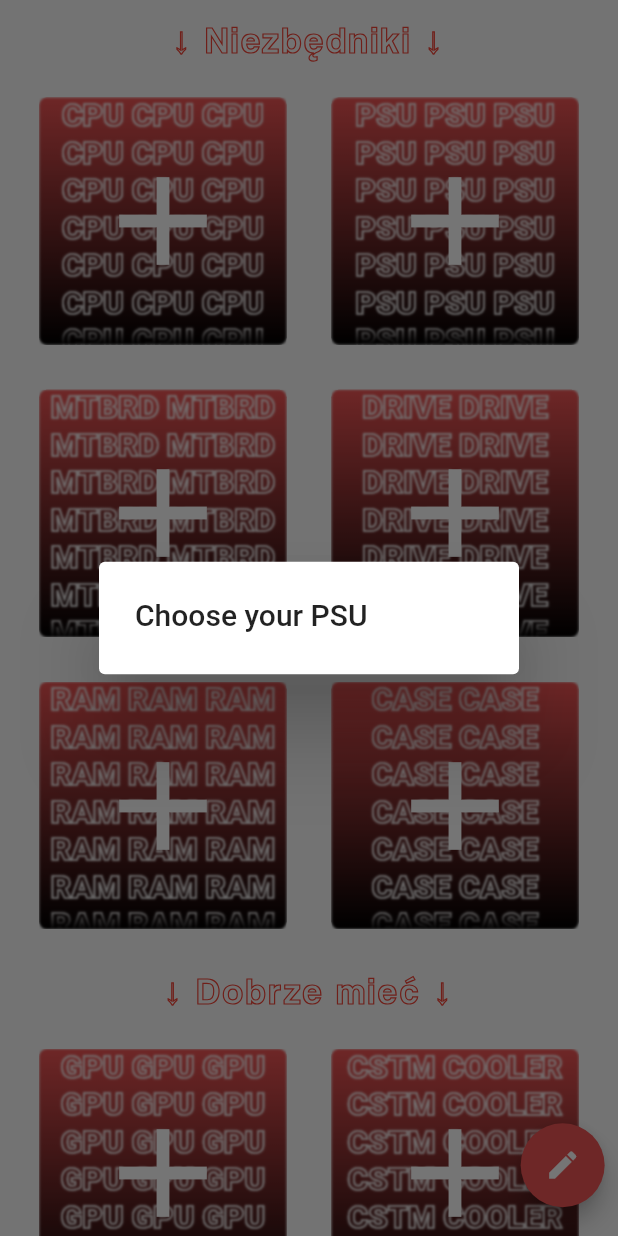
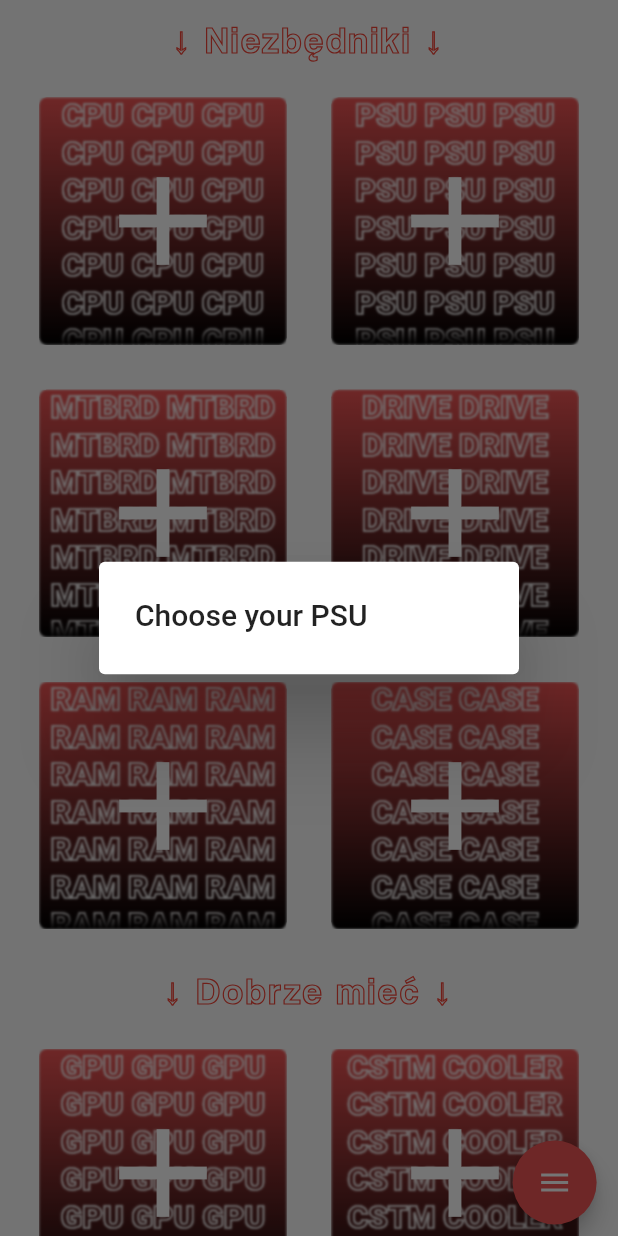
Before and after one commit to itskck/Flutterappka, a Flutter app: the Edit widget shown alone on an empty page, opened directly, after a tap on an icon or button, on a phone screen of 412 x 824 dp. Run offline on Flutter 3.47's test engine with Material 2 defaults, Android fonts, the phone set to English and light mode, and no system bars; drawn by our look-alikes of blur, flutter_speed_dial; our stand-ins replace auto_size_text, cloud_firestore, connectivity, curved_navigation_bar, firebase_auth, firebase_core and 4 more; accounts and stored records are empty; network calls fail; statements that could not run were skipped.

Commit message:
Stronka edytowania (jeszcze nie skonczona)

```diff
--- a/lib/Firebase/FireBase.dart
+++ b/lib/Firebase/FireBase.dart
@@ -92,7 +92,7 @@ class FireBase{
     if(cpuSocket!=null) {
       return FirebaseFirestore.instance.collection('coolers').where(
           'model', isNotEqualTo: "Fabryczne chłodzenie").where(
-          'socket', arrayContains: cpuSocket)
+          'socket', arrayContains : cpuSocket.toString())
           .snapshots().map(coolerListFromSnapshot);
     }
     else
--- a/lib/Firebase/addToDatabase/addToDatabase.dart
+++ b/lib/Firebase/addToDatabase/addToDatabase.dart
@@ -103,6 +103,8 @@ class addBuildToDatabse{
       "psuId": chosenPsu.model,
       "ramId": chosenRam.model,
       "timestamp": new DateTime(now.year, now.month, now.day, now.hour, now.minute).toString(),
+      "generatedCode": code,
+      "uid": uid,
     });
   }
 }
--- a/lib/main.dart
+++ b/lib/main.dart
@@ -94,7 +94,7 @@ class Skladapka extends StatefulWidget {
 }
 
 class _SkladapkaState extends State<Skladapka> {
-
+  GlobalKey globalKey = new GlobalKey(debugLabel: 'btm_app_bar');
 
   @override
   void initState() {
@@ -124,6 +124,9 @@ class _SkladapkaState extends State<Skladapka> {
 
   Widget viewReturner(int ktoro){
     if(widget.builds!=null) {
+      setState(() {
+        globalna.ktoro=ktoro;
+      });
       return wczytajZestaw(czyWczytuje: true, builds: widget.builds);
     }
     else
--- a/lib/wczytajZestaw/Edit.dart
+++ b/lib/wczytajZestaw/Edit.dart
@@ -1,5 +1,7 @@
 import 'dart:ui';
+import 'package:cloud_firestore/cloud_firestore.dart';
 import 'package:flutter/painting.dart';
+import 'package:flutter_speed_dial/flutter_speed_dial.dart';
 import 'package:skladappka/Firebase/Case.dart';
 import 'package:skladappka/Firebase/Cooler.dart';
 import 'package:skladappka/Firebase/Cpu.dart';
@@ -14,11 +16,11 @@ import 'package:skladappka/dodawanieZestawu/dialogWidget.dart';
 import 'package:skladappka/Firebase/addToDatabase/addToDatabase.dart';
 import 'package:skladappka/Firebase/FireBase.dart';
 import 'package:skladappka/dodawanieZestawu/Logo.dart';
+import 'package:skladappka/Logowanie/Zalogowany.dart';
 import 'package:skladappka/Globalne.dart' as globalna;
 import 'package:skladappka/main.dart';
 
 class Edit extends StatefulWidget with ChangeNotifier {
-
   static Cpu chosenCpu;
   static Psu chosenPsu;
   static Motherboard chosenMtb;
@@ -39,27 +41,31 @@ class Edit extends StatefulWidget with ChangeNotifier {
   final Cooler cooler;
   final String code;
 
-  Edit({this.cpu, this.psu, this.mtb, this.drive, this.ram, this.cases, this.gpu, this.cooler,this.code});
-
-
+  Edit(
+      {this.cpu,
+      this.psu,
+      this.mtb,
+      this.drive,
+      this.ram,
+      this.cases,
+      this.gpu,
+      this.cooler,
+      this.code});
 
   @override
   _Edit createState() => _Edit();
 }
 
 class _Edit extends State<Edit> {
-  final FireBase base=FireBase();
-  final Logo logo=Logo();
+  var minTdp = 0.0, maxTdp = 0.0;
+  final FireBase base = FireBase();
+  final Logo logo = Logo();
   String pom;
   @override
-  void initState() {
+  initState() {
     super.initState();
-    print("Hello there");
     setComponents();
   }
-
-  dialogWidget dialogwidget = new dialogWidget();
-
 
   void setComponents(){
     Edit.chosenCpu=widget.cpu;
@@ -86,6 +92,8 @@ class _Edit extends State<Edit> {
     setState(() { });
   }
 
+  dialogWidget dialogwidget = new dialogWidget();
+
   Widget componentsList(String component) {
     return Container(
       width: MediaQuery.of(context).size.width * 0.8,
@@ -94,34 +102,56 @@ class _Edit extends State<Edit> {
   }
 
   Widget addButton(String component) {
+
     return GestureDetector(
         onTap: () async {
-          if(Edit.chosenGpu!=null)
-            if(Edit.chosenGpu.integra==true)
-              Edit.chosenGpu=null;
+          if (Edit.chosenGpu != null) if (Edit.chosenGpu.integra == true)
+            Edit.chosenGpu = null;
           await dialogwidget.showPopup(context, component, base);
-          if (component == 'CPU')
-            base.cpuSocket=Edit.chosenCpu.socket;
+          if (component == 'CPU' && Edit.chosenCpu != null) {
+            minTdp += double.parse(Edit.chosenCpu.tdp) * 0.9;
+            maxTdp += double.parse(Edit.chosenCpu.tdp);
+            base.cpuSocket = Edit.chosenCpu.socket;
+          } else {
+            if (component == 'CSTM COOLER' && Edit.chosenCooler != null) {
+              minTdp += 1.0;
+              maxTdp += 2.0;
+              base.coolerSocket = Edit.chosenCooler.socket;
+            }
+          }
 
-          else if (component == 'CSTM COOLER')
-            base.coolerSocket=Edit.chosenCooler.socket;
+          if (component == 'MTBRD' && Edit.chosenMtb != null) {
+            minTdp += 50;
+            maxTdp += 150;
+            base.mtbRamType = Edit.chosenMtb.ramType;
+            base.mtbNvmeSlot = Edit.chosenMtb.hasNvmeSlot;
+            base.mtbSocket = Edit.chosenMtb.socket;
+            base.mtbStandard = Edit.chosenMtb.standard;
+          }
+          if (component == 'DRIVE' && Edit.chosenDrive != null) {
+            if (Edit.chosenDrive.type == "HDD") {
+              minTdp += 1.5;
+              maxTdp += 2.5;
+            } else {
+              minTdp += 0.5;
+              maxTdp += 1;
+            }
+            base.driveConnectionType = Edit.chosenDrive.connectionType;
+          }
 
-          if (component == 'MTBRD'){
-            base.mtbRamType=Edit.chosenMtb.ramType;
-            base.mtbNvmeSlot=Edit.chosenMtb.hasNvmeSlot;
-            base.mtbSocket=Edit.chosenMtb.socket;
-            base.mtbStandard=Edit.chosenMtb.standard;
+          if (component == 'CASE' && Edit.chosenCase != null) {
+            base.caseStandard = Edit.chosenCase.standard;
           }
-          if (component == 'DRIVE')
-            base.driveConnectionType=Edit.chosenDrive.connectionType;
 
-          if (component == 'CASE')
-            base.caseStandard=Edit.chosenCase.standard;
-
-          if (component == 'RAM') {
+          if (component == 'RAM' && Edit.chosenRam != null) {
+            minTdp += 30;
+            maxTdp += 60;
             base.ramRamType = Edit.chosenRam.type;
           }
-
+          if (component == 'GPU' && Edit.chosenGpu != null) {
+            minTdp += double.parse(Edit.chosenGpu.tdp);
+            maxTdp += double.parse(Edit.chosenGpu.tdp);
+          }
           setState(() {});
         },
         child: Container(
@@ -228,12 +258,12 @@ class _Edit extends State<Edit> {
               switch (component) {
                 case 'CPU':
                   setState(() {
-                    base.cpuSocket=null;
-                    if(Edit.chosenGpu!=null)
-                      if(Edit.chosenCpu.hasGpu!="none" && Edit.chosenGpu.integra==true) {
-                        Edit.chosenGpu = null;
-
-                    }
+                    minTdp -= double.parse(Edit.chosenCpu.tdp) * 0.9;
+                    maxTdp -= double.parse(Edit.chosenCpu.tdp);
+                    base.cpuSocket = null;
+                    if (Edit.chosenGpu != null) if (Edit.chosenCpu.hasGpu !=
+                        "none" &&
+                        Edit.chosenGpu.integra == true) Edit.chosenGpu = null;
                     Edit.chosenCpu = null;
                   });
                   break;
@@ -243,40 +273,56 @@ class _Edit extends State<Edit> {
                   });
                   break;
                 case 'GPU':
+                  minTdp -= double.parse(Edit.chosenGpu.tdp);
+                  maxTdp -= double.parse(Edit.chosenGpu.tdp);
                   setState(() {
                     Edit.chosenGpu = null;
                   });
                   break;
                 case 'CSTM COOLER':
+                  minTdp -= 1.0;
+                  maxTdp -= 2.0;
                   setState(() {
-                    base.coolerSocket=null;
+                    base.coolerSocket = null;
                     Edit.chosenCooler = null;
                   });
                   break;
                 case 'MTBRD':
+                  minTdp -= 50;
+                  maxTdp -= 150;
                   setState(() {
-                    base.mtbRamType=null;
-                    base.mtbNvmeSlot=null;
-                    base.mtbStandard=null;
-                    base.caseStandard=null;
+                    base.mtbRamType = null;
+                    base.mtbNvmeSlot = null;
+                    base.mtbStandard = null;
+                    base.caseStandard = null;
                     Edit.chosenMtb = null;
+                    base.mtbSocket=null;
                   });
                   break;
                 case 'DRIVE':
+                  if (Edit.chosenDrive.type == "HDD") {
+                    minTdp -= 1.5;
+                    maxTdp -= 2.5;
+                  } else {
+                    minTdp -= 0.5;
+                    maxTdp -= 1;
+                  }
                   setState(() {
-                    base.driveConnectionType=null;
+                    base.driveConnectionType = null;
                     Edit.chosenDrive = null;
                   });
                   break;
                 case 'CASE':
                   setState(() {
-                    base.caseStandard=null;
+                    base.caseStandard = null;
                     Edit.chosenCase = null;
                   });
                   break;
                 case 'RAM':
+                  minTdp -= 30;
+                  maxTdp -= 60;
                   setState(() {
-                    base.ramRamType=null;
+                    base.ramRamType = null;
                     Edit.chosenRam = null;
                   });
                   break;
@@ -326,39 +372,58 @@ class _Edit extends State<Edit> {
     ];
 
     if (Edit.chosenCpu != null) {
-      switch(Edit.chosenCpu.manufacturer){
-        case 'Intel': logo.cpu='assets/companies logo/cpu/intel.png'; break;
-        case 'AMD': logo.cpu='assets/companies logo/cpu/ryzen.png'; break;
-        default: logo.cpu='assets/placeholder.png';
+      switch (Edit.chosenCpu.manufacturer) {
+        case 'Intel':
+          logo.cpu = 'assets/companies logo/cpu/intel.png';
+          break;
+        case 'AMD':
+          logo.cpu = 'assets/companies logo/cpu/ryzen.png';
+          break;
+        default:
+          logo.cpu = 'assets/placeholder.png';
       }
       setState(() {
-        Edit.panelsGrid[0] =
-            itemFrame(Edit.chosenCpu.model, 'CPU', logo.cpu);
+        Edit.panelsGrid[0] = itemFrame(Edit.chosenCpu.model, 'CPU', logo.cpu);
       });
     } else
       Edit.panelsGrid[0] = addButton('CPU');
 ////////////////////////////////////////////////////////////
     if (Edit.chosenPsu != null) {
-      switch(Edit.chosenPsu.manufacturer){
-        case 'SilentiumPC': logo.psu='assets/companies logo/case/Silentiumpc.png'; break;
-        case 'SeaSonic': logo.psu='assets/companies logo/psu/SeaSonic.png'; break;
-        default: logo.psu='assets/placeholder.png';
+      switch (Edit.chosenPsu.manufacturer) {
+        case 'SilentiumPC':
+          logo.psu = 'assets/companies logo/case/Silentiumpc.png';
+          break;
+        case 'SeaSonic':
+          logo.psu = 'assets/companies logo/psu/SeaSonic.png';
+          break;
+        default:
+          logo.psu = 'assets/placeholder.png';
       }
       setState(() {
-        Edit.panelsGrid[1] =
-            itemFrame(Edit.chosenPsu.model, 'PSU', logo.psu);
+        Edit.panelsGrid[1] = itemFrame(Edit.chosenPsu.model, 'PSU', logo.psu);
       });
     } else
       Edit.panelsGrid[1] = addButton('PSU');
 ////////////////////////////////////////////////////
     if (Edit.chosenMtb != null) {
-      switch(Edit.chosenMtb.manufacturer){
-        case 'Gigabyte': logo.mtb='assets/companies logo/motherboard/gigabyte.png'; break;
-        case 'Asus': logo.mtb='assets/companies logo/motherboard/Asus.png'; break;
-        case 'Biostar': logo.mtb='assets/companies logo/motherboard/biostar.png'; break;
-        case 'MSI': logo.mtb='assets/companies logo/motherboard/msi.png'; break;
-        case 'ASRock': logo.mtb='assets/companies logo/motherboard/Asrock.png'; break;
-        default: logo.mtb='assets/placeholder.png';
+      switch (Edit.chosenMtb.manufacturer) {
+        case 'Gigabyte':
+          logo.mtb = 'assets/companies logo/motherboard/gigabyte.png';
+          break;
+        case 'Asus':
+          logo.mtb = 'assets/companies logo/motherboard/Asus.png';
+          break;
+        case 'Biostar':
+          logo.mtb = 'assets/companies logo/motherboard/biostar.png';
+          break;
+        case 'MSI':
+          logo.mtb = 'assets/companies logo/motherboard/msi.png';
+          break;
+        case 'ASRock':
+          logo.mtb = 'assets/companies logo/motherboard/Asrock.png';
+          break;
+        default:
+          logo.mtb = 'assets/placeholder.png';
       }
       setState(() {
         Edit.panelsGrid[2] =
@@ -368,47 +433,83 @@ class _Edit extends State<Edit> {
       Edit.panelsGrid[2] = addButton('MTBRD');
     ///////////////////////////////////////////////////////
     if (Edit.chosenDrive != null) {
-      switch(Edit.chosenDrive.manufacturer){
-        case 'Kingston': logo.drive='assets/companies logo/drive/Kingston.png'; break;
-        case 'Toshiba': logo.drive='assets/companies logo/drive/toshiba.png'; break;
-        case 'ADATA': logo.drive='assets/companies logo/drive/adata.png'; break;
-        case 'Seagate': logo.drive='assets/companies logo/drive/seagate.png'; break;
-        case 'Transcend': logo.drive='assets/companies logo/drive/trranscend.png'; break;
-        case 'WD': logo.drive='assets/companies logo/drive/wd.png'; break;
-        default: logo.drive='assets/placeholder.png';
+      switch (Edit.chosenDrive.manufacturer) {
+        case 'Kingston':
+          logo.drive = 'assets/companies logo/drive/Kingston.png';
+          break;
+        case 'Toshiba':
+          logo.drive = 'assets/companies logo/drive/toshiba.png';
+          break;
+        case 'ADATA':
+          logo.drive = 'assets/companies logo/drive/adata.png';
+          break;
+        case 'Seagate':
+          logo.drive = 'assets/companies logo/drive/seagate.png';
+          break;
+        case 'Transcend':
+          logo.drive = 'assets/companies logo/drive/trranscend.png';
+          break;
+        case 'WD':
+          logo.drive = 'assets/companies logo/drive/wd.png';
+          break;
+        default:
+          logo.drive = 'assets/placeholder.png';
       }
       setState(() {
-        Edit.panelsGrid[3] = itemFrame(
-            Edit.chosenDrive.model, 'DRIVE', logo.drive);
+        Edit.panelsGrid[3] =
+            itemFrame(Edit.chosenDrive.model, 'DRIVE', logo.drive);
       });
     } else
       Edit.panelsGrid[3] = addButton('DRIVE');
     ////////////////////////////////////////////////////
     if (Edit.chosenRam != null) {
-      switch(Edit.chosenRam.manufacturer){
-        case 'Kingston': logo.ram='assets/companies logo/drive/Kingston.png'; break;
-        case 'GoodRam': logo.ram='assets/companies logo/ram/Goodram.png'; break;
-        case 'G.Skill': logo.ram='assets/companies logo/ram/Gskill.png'; break;
-        default: logo.ram='assets/placeholder.png';
+      switch (Edit.chosenRam.manufacturer) {
+        case 'Kingston':
+          logo.ram = 'assets/companies logo/drive/Kingston.png';
+          break;
+        case 'GoodRam':
+          logo.ram = 'assets/companies logo/ram/Goodram.png';
+          break;
+        case 'G.Skill':
+          logo.ram = 'assets/companies logo/ram/Gskill.png';
+          break;
+        default:
+          logo.ram = 'assets/placeholder.png';
       }
       setState(() {
-        Edit.panelsGrid[4] =
-            itemFrame(Edit.chosenRam.model, 'RAM', logo.ram);
+        Edit.panelsGrid[4] = itemFrame(Edit.chosenRam.model, 'RAM', logo.ram);
       });
     } else
       Edit.panelsGrid[4] = addButton('RAM');
     ////////////////////////////////////////////////////
     if (Edit.chosenCase != null) {
-      switch(Edit.chosenCase.manufacturer){
-        case 'MSI': logo.cases='assets/companies logo/motherboard/msi.png'; break;
-        case 'Aerocool': logo.cases='assets/companies logo/case/aerocool.png'; break;
-        case 'Cooler Master': logo.cases='assets/companies logo/case/Coolermaster.png'; break;
-        case 'Corsair': logo.cases='assets/companies logo/case/corsair.png'; break;
-        case 'Fractal Design': logo.cases='assets/companies logo/case/fractal.png'; break;
-        case 'SilentiumPC': logo.cases='assets/companies logo/case/Silentiumpc.png'; break;
-        case 'SilverStone': logo.cases='assets/companies logo/case/Silverstone.png'; break;
-        case 'Thermaltake': logo.cases='assets/companies logo/case/thermaltake.png'; break;
-        default: logo.cases='assets/placeholder.png';
+      switch (Edit.chosenCase.manufacturer) {
+        case 'MSI':
+          logo.cases = 'assets/companies logo/motherboard/msi.png';
+          break;
+        case 'Aerocool':
+          logo.cases = 'assets/companies logo/case/aerocool.png';
+          break;
+        case 'Cooler Master':
+          logo.cases = 'assets/companies logo/case/Coolermaster.png';
+          break;
+        case 'Corsair':
+          logo.cases = 'assets/companies logo/case/corsair.png';
+          break;
+        case 'Fractal Design':
+          logo.cases = 'assets/companies logo/case/fractal.png';
+          break;
+        case 'SilentiumPC':
+          logo.cases = 'assets/companies logo/case/Silentiumpc.png';
+          break;
+        case 'SilverStone':
+          logo.cases = 'assets/companies logo/case/Silverstone.png';
+          break;
+        case 'Thermaltake':
+          logo.cases = 'assets/companies logo/case/thermaltake.png';
+          break;
+        default:
+          logo.cases = 'assets/placeholder.png';
       }
       setState(() {
         Edit.panelsGrid[5] =
@@ -418,33 +519,54 @@ class _Edit extends State<Edit> {
       Edit.panelsGrid[5] = addButton('CASE');
     ///////////////////////////////////////////////////
     if (Edit.chosenGpu != null) {
-      switch(Edit.chosenGpu.manufacturer){
-        case 'NVIDIA': logo.gpu='assets/companies logo/gpu/nvidia.png'; break;
-        case "Radeon": logo.gpu='assets/companies logo/gpu/radeon.png'; break;
-        default: logo.gpu='assets/placeholder.png';
+      switch (Edit.chosenGpu.manufacturer) {
+        case 'NVIDIA':
+          logo.gpu = 'assets/companies logo/gpu/nvidia.png';
+          break;
+        case "Radeon":
+          logo.gpu = 'assets/companies logo/gpu/radeon.png';
+          break;
+        default:
+          logo.gpu = 'assets/placeholder.png';
       }
       setState(() {
-        Edit.panelsGrid[6] =
-            itemFrame(Edit.chosenGpu.model, 'GPU', logo.gpu);
+        Edit.panelsGrid[6] = itemFrame(Edit.chosenGpu.model, 'GPU', logo.gpu);
       });
     } else
       Edit.panelsGrid[6] = addButton('GPU');
     //////////////////////////////////////////////////////
     if (Edit.chosenCooler != null) {
-      switch(Edit.chosenCooler.manufacturer){
-        case 'Corsair': logo.cooler='assets/companies logo/case/corsair.png'; break;
-        case 'SilentiumPC': logo.cooler='assets/companies logo/case/Silentiumpc.png'; break;
-        case 'Arctic': logo.cooler='assets/companies logo/cooler/arctic.png'; break;
-        case 'Noctua': logo.cooler='assets/companies logo/cooler/noctua.png'; break;
-        case 'Cooler Master': logo.cooler='assets/companies logo/case/Coolermaster.png'; break;
-        case 'SilverStone': logo.cooler='assets/companies logo/case/Silverstone.png'; break;
-        case 'Deepcool': logo.cooler='assets/companies logo/cooler/deepcool.png'; break;
-        case 'Thermaltake': logo.cooler='assets/companies logo/case/thermaltake.png'; break;
-        default: logo.cooler='assets/placeholder.png';
+      switch (Edit.chosenCooler.manufacturer) {
+        case 'Corsair':
+          logo.cooler = 'assets/companies logo/case/corsair.png';
+          break;
+        case 'SilentiumPC':
+          logo.cooler = 'assets/companies logo/case/Silentiumpc.png';
+          break;
+        case 'Arctic':
+          logo.cooler = 'assets/companies logo/cooler/arctic.png';
+          break;
+        case 'Noctua':
+          logo.cooler = 'assets/companies logo/cooler/noctua.png';
+          break;
+        case 'Cooler Master':
+          logo.cooler = 'assets/companies logo/case/Coolermaster.png';
+          break;
+        case 'SilverStone':
+          logo.cooler = 'assets/companies logo/case/Silverstone.png';
+          break;
+        case 'Deepcool':
+          logo.cooler = 'assets/companies logo/cooler/deepcool.png';
+          break;
+        case 'Thermaltake':
+          logo.cooler = 'assets/companies logo/case/thermaltake.png';
+          break;
+        default:
+          logo.cooler = 'assets/placeholder.png';
       }
       setState(() {
-        Edit.panelsGrid[7] = itemFrame(
-            Edit.chosenCooler.model, 'CSTM COOLER', logo.cooler);
+        Edit.panelsGrid[7] =
+            itemFrame(Edit.chosenCooler.model, 'CSTM COOLER', logo.cooler);
       });
     } else
       Edit.panelsGrid[7] = addButton('CSTM COOLER');
@@ -460,26 +582,44 @@ class _Edit extends State<Edit> {
                 alignment: WrapAlignment.center,
                 direction: Axis.horizontal,
                 children: [
+
                   styledTextBar('↓ Niezbędniki ↓'),
                   for (var i = 0; i < 6; i++) Edit.panelsGrid[i],
                   styledTextBar('↓ Dobrze mieć ↓'),
                   for (var i = 6; i < 8; i++) Edit.panelsGrid[i],
                 ]),
           ])),
+
       Align(
-          alignment: Alignment(0.95, 0.95),
-          child: FloatingActionButton(
-            onPressed: () async{
-              if(Edit.chosenGpu==null && Edit.chosenCpu!=null)
-                Edit.chosenGpu= await base.addGpu(Edit.chosenCpu.hasGpu);
-              if(Edit.chosenCpu==null || Edit.chosenRam==null || Edit.chosenCase==null || Edit.chosenDrive==null || Edit.chosenMtb==null || Edit.chosenPsu==null || Edit.chosenGpu==null )
+        alignment: Alignment(0.92,0.98),
+        child: SpeedDial(
+          backgroundColor: Color.fromRGBO(240, 84, 84, 1),
+          overlayOpacity: 0,
+          curve: Curves.linear,
+          animatedIcon: AnimatedIcons.menu_arrow,
+          direction: SpeedDialDirection.left,
+          children: [
+            SpeedDialChild(
+              child: Icon(Icons.edit),
+              backgroundColor:Color.fromRGBO(240, 84, 84, 1) ,
+              foregroundColor: Colors.white,
+              onTap: () async {
+                if (Edit.chosenGpu == null && Edit.chosenCpu != null)
+                  Edit.chosenGpu = await base.addGpu(Edit.chosenCpu.hasGpu);
+                if (Edit.chosenCpu == null ||
+                    Edit.chosenRam == null ||
+                    Edit.chosenCase == null ||
+                    Edit.chosenDrive == null ||
+                    Edit.chosenMtb == null ||
+                    Edit.chosenPsu == null ||
+                    Edit.chosenGpu == null)
                   showDialog(
                       context: context,
                       builder: (BuildContext context) {
                         return AlertDialog(
                             title: Text('Blad'),
-                          content:
-                          Text('Nie wybrano ktoregos z niezbednych komponentow lub wybrany procesor '
+                            content: Text(
+                                'Nie wybrano ktoregos z niezbednych komponentow lub wybrany procesor '
                                     'nie posiada zintegrowanej karty graficznej'),
                             actions: [
                               TextButton(
@@ -496,15 +636,22 @@ class _Edit extends State<Edit> {
                         return AlertDialog(
                           title: Text('Dodawanie zestawu'),
                           content:
-                        Text('Czy chcesz edytować ten zestaw?'),
+                          Text('Czy chcesz edytować wybrany zestaw?'),
                           actions: [
                             TextButton(
-                              onPressed: () async{
-                                if(Edit.chosenCooler==null)
-                                  Edit.chosenCooler=await base.addCooler();
-                                 addBuildToDatabse(chosenCase: Edit.chosenCase,chosenCooler: Edit.chosenCooler,
-                                    chosenCpu: Edit.chosenCpu,chosenDrive: Edit.chosenDrive,chosenGpu: Edit.chosenGpu,chosenMtb: Edit.chosenMtb,
-                                    chosenPsu: Edit.chosenPsu,chosenRam: Edit.chosenRam).editBuildData(widget.code);
+                                onPressed: () async {
+                                  if (Edit.chosenCooler == null)
+                                    Edit.chosenCooler = await base.addCooler();
+                                  addBuildToDatabse(
+                                      chosenCase: Edit.chosenCase,
+                                      chosenCooler: Edit.chosenCooler,
+                                      chosenCpu: Edit.chosenCpu,
+                                      chosenDrive: Edit.chosenDrive,
+                                      chosenGpu: Edit.chosenGpu,
+                                      chosenMtb: Edit.chosenMtb,
+                                      chosenPsu: Edit.chosenPsu,
+                                      chosenRam: Edit.chosenRam)
+                                      .editBuildData(widget.code);
                                   Navigator.of(context).pop();
                                   globalna.ktoro=4;
                                   inicjalizuj(null);
@@ -519,9 +666,32 @@ class _Edit extends State<Edit> {
                         );
                       });
               },
-            child: Icon(Icons.edit),
-            backgroundColor: Color.fromRGBO(240, 84, 84, 1),
-          )),
+            ),
+            SpeedDialChild(
+                child: Icon(Icons.delete),
+                backgroundColor:Color.fromRGBO(240, 84, 84, 1) ,
+                foregroundColor: Colors.white,
+                onTap: (){
+                  setState(() {
+                    Edit.chosenCase=null;
+                    Edit.chosenCooler=null;
+                    Edit.chosenCpu=null;
+                    Edit.chosenDrive=null;
+                    Edit.chosenGpu=null;
+                    Edit.chosenMtb=null;
+                    Edit.chosenPsu=null;
+                    Edit.chosenRam=null;
+                    minTdp=0.0;
+                    maxTdp=0.0;
+                  });
+                }
+            ),
+            SpeedDialChild(
+                label: 'Szacowane zużycie mocy:\n'+minTdp.toStringAsFixed(1)+"W - "+maxTdp.toStringAsFixed(1)+"W"
+            )
+          ],
+        ),
+      )
     ]);
   }
 }
```
Lines whose indentation alone changed are shown as unchanged.
